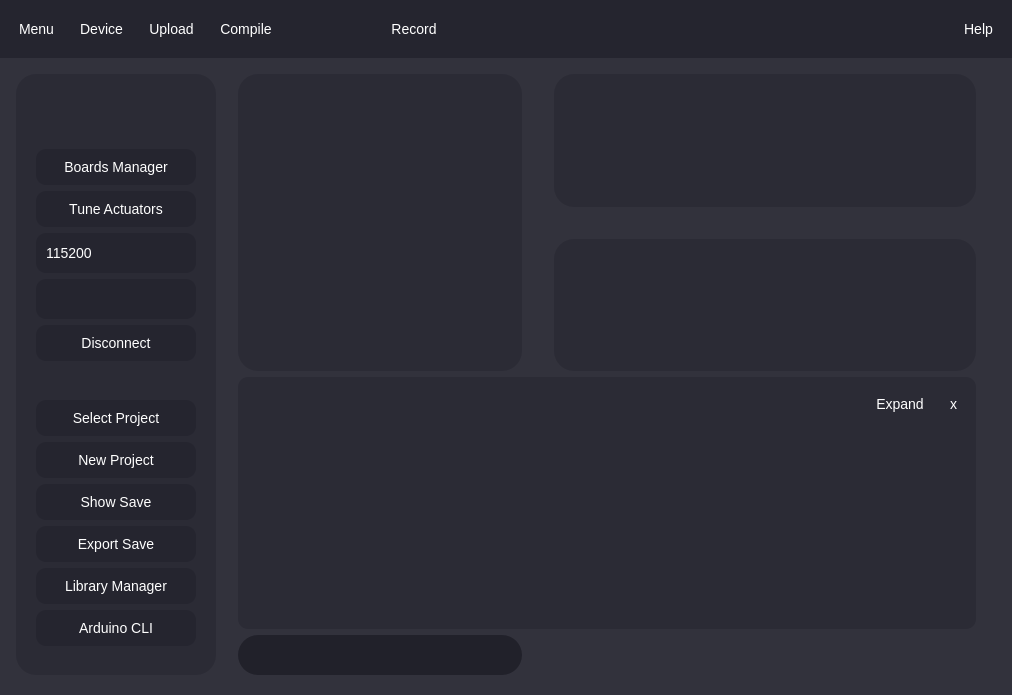
Above: Ui/GraphingUi.ui from OrionAerospaceYT/SideKick before the change. Below: the same form after it.
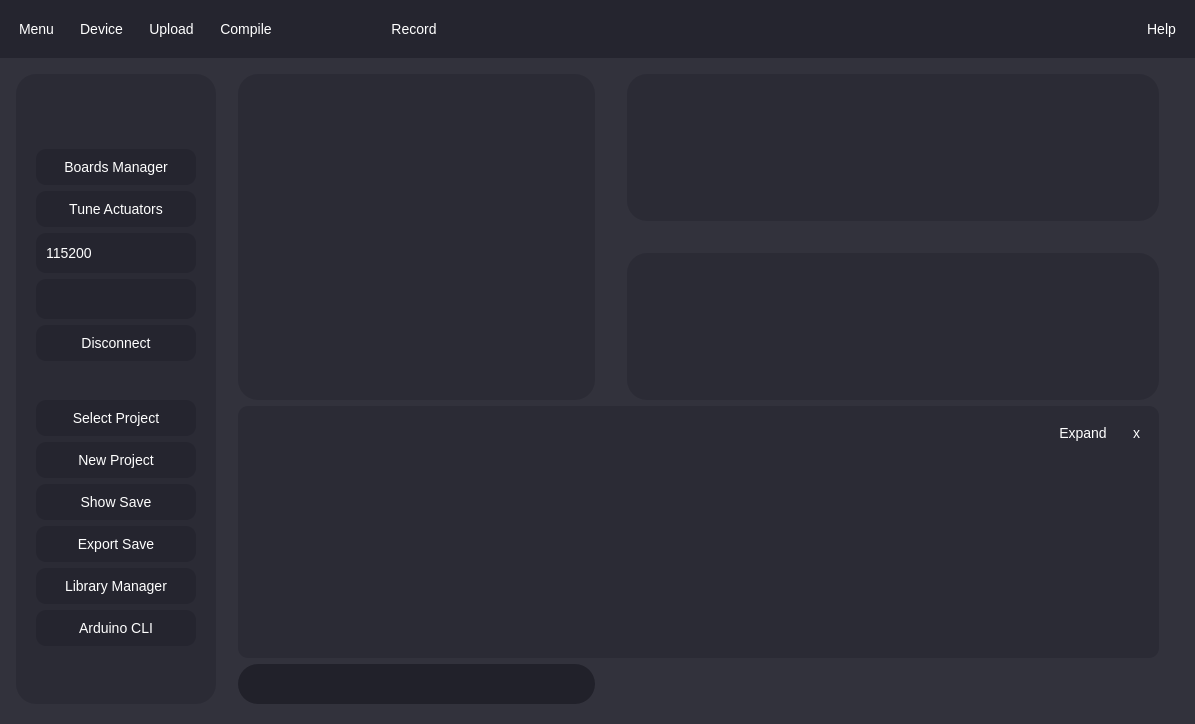
That is the form after the change. Icons and pictures are not drawn.

```diff
--- a/Ui/GraphingUi.ui
+++ b/Ui/GraphingUi.ui
@@ -6,8 +6,8 @@
    <rect>
     <x>0</x>
     <y>0</y>
-    <width>1012</width>
-    <height>694</height>
+    <width>1195</width>
+    <height>724</height>
    </rect>
   </property>
   <property name="acceptDrops">
@@ -78,7 +78,7 @@
   background-color: #252535;
   border: none;
   border-radius: 10px;
-  height: 20px;
+  height: 40px;
 }
 QComboBox:pressed {
   background-color: #000;
@@ -175,6 +175,10 @@
 QScrollBar::down-arrow
 {
 	background: none;
+}
+
+QScrollArea {
+	border:none;
 }</string>
   </property>
   <widget class="QWidget" name="centralwidget">
```
